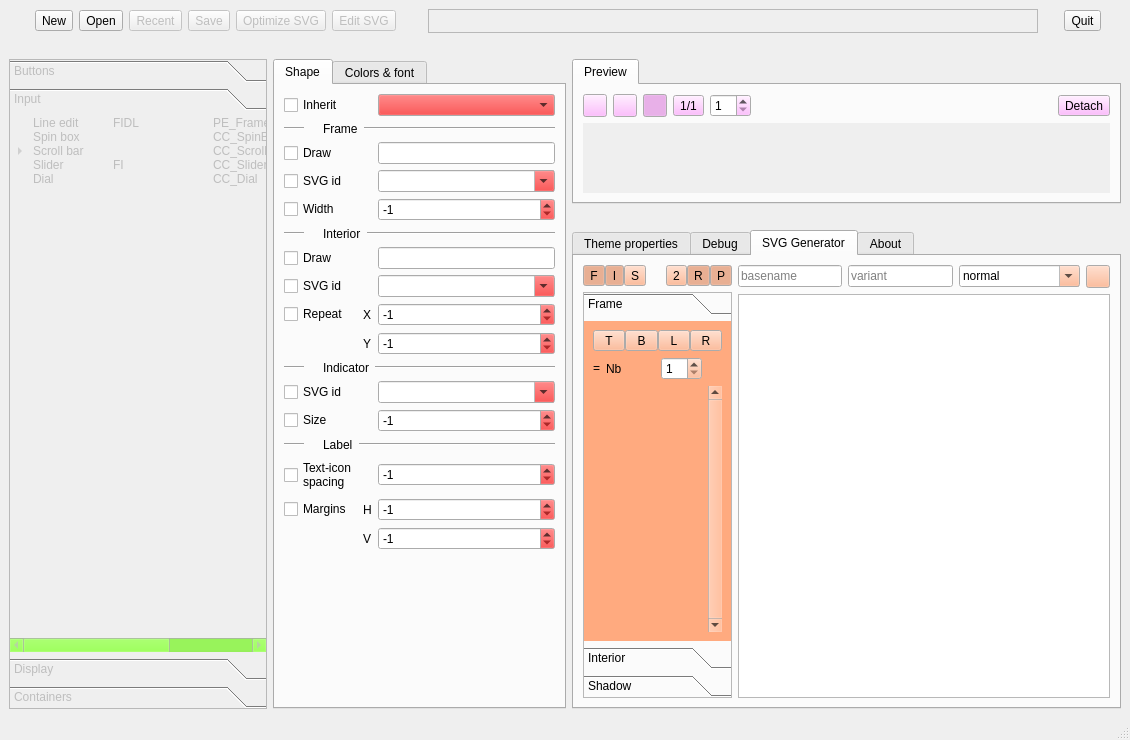
Old version of the form themebuilder/ThemeBuilderUIBase.ui in the repository DexterMagnific/QSvgStyle.
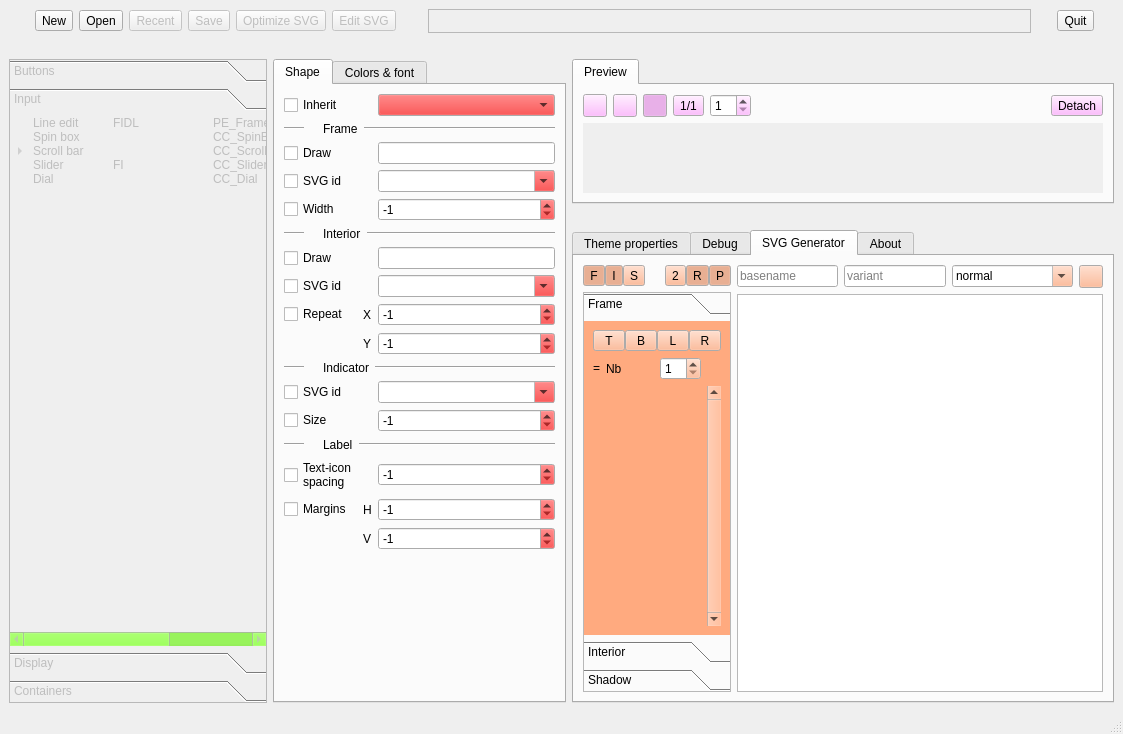
New version of the form. The open tabs and pages were chosen to show the change. Icons and pictures are not drawn.

Patch:
```diff
--- a/themebuilder/ThemeBuilderUIBase.ui
+++ b/themebuilder/ThemeBuilderUIBase.ui
@@ -6,8 +6,8 @@
    <rect>
     <x>0</x>
     <y>0</y>
-    <width>1130</width>
-    <height>740</height>
+    <width>1123</width>
+    <height>734</height>
    </rect>
   </property>
   <property name="windowTitle">
@@ -226,8 +226,8 @@
         <rect>
          <x>0</x>
          <y>0</y>
-         <width>256</width>
-         <height>514</height>
+         <width>84</width>
+         <height>50</height>
         </rect>
        </property>
        <property name="palette">
@@ -1250,7 +1250,7 @@
             <rect>
              <x>0</x>
              <y>0</y>
-             <width>499</width>
+             <width>492</width>
              <height>50</height>
             </rect>
            </property>
@@ -2555,8 +2555,8 @@
               <rect>
                <x>0</x>
                <y>0</y>
-               <width>183</width>
-               <height>280</height>
+               <width>143</width>
+               <height>121</height>
               </rect>
              </property>
              <attribute name="label">
@@ -2849,8 +2849,8 @@
                   <rect>
                    <x>0</x>
                    <y>0</y>
-                   <width>169</width>
-                   <height>209</height>
+                   <width>94</width>
+                   <height>30</height>
                   </rect>
                  </property>
                  <layout class="QGridLayout" name="gridLayout_27">
```
Left out of the diff: 24 changed lines with no effect on the pictures.
